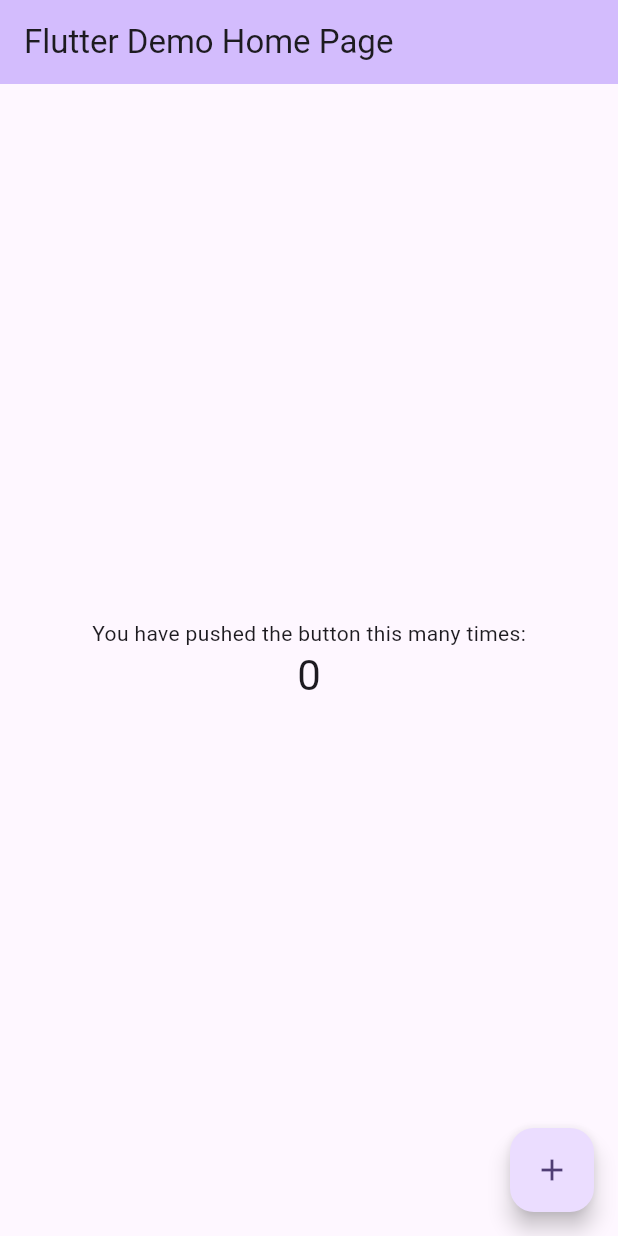
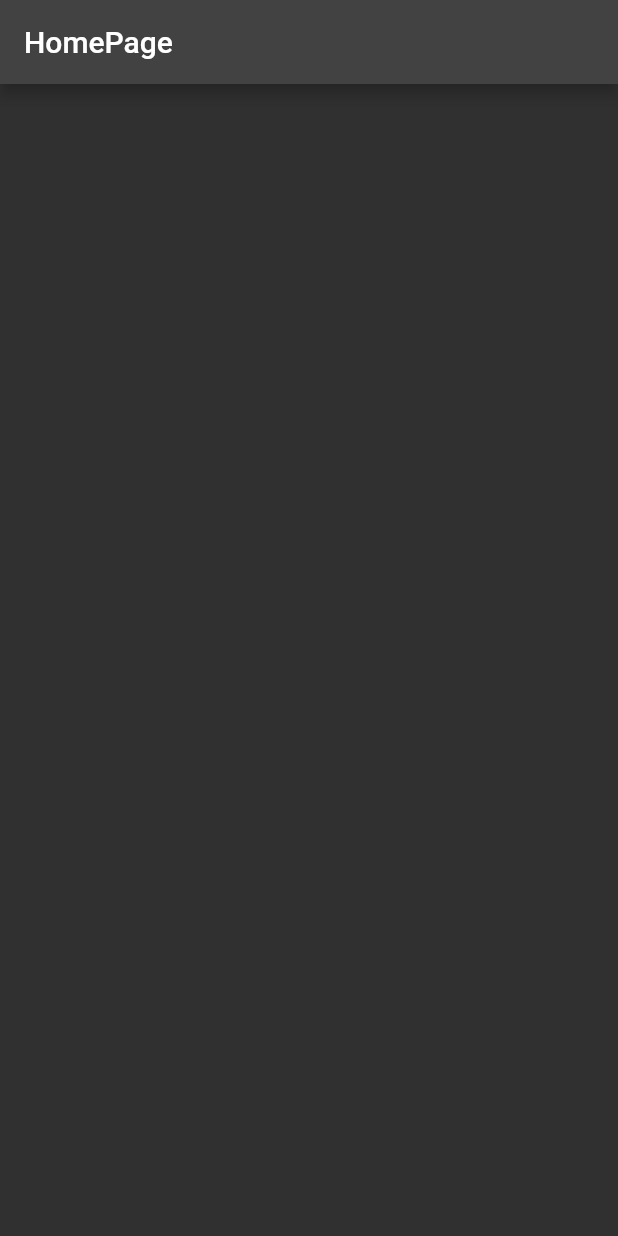
Before and after one commit to kamjony/Media-Mingle-Flutter, a Flutter app: the screen it shows after launch, on a phone screen of 412 x 824 dp. Run offline on Flutter 3.47's test engine with Material 3 defaults, Android fonts, the phone set to English and light mode, and no system bars; our stand-ins replace firebase_core; accounts and stored records are empty.

Commit message:
Imported all packages necessary for our app

```diff
--- a/lib/main.dart
+++ b/lib/main.dart
@@ -1,125 +1,47 @@
 import 'package:flutter/material.dart';
+import 'package:firebase_core/firebase_core.dart';
+import 'firebase_options.dart';
 
-void main() {
+void main() async {
+  WidgetsFlutterBinding.ensureInitialized();
+  await Firebase.initializeApp(
+    options: DefaultFirebaseOptions.currentPlatform,
+  );
   runApp(const MyApp());
 }
+
 
 class MyApp extends StatelessWidget {
   const MyApp({super.key});
 
-  // This widget is the root of your application.
   @override
   Widget build(BuildContext context) {
     return MaterialApp(
-      title: 'Flutter Demo',
       theme: ThemeData(
-        // This is the theme of your application.
-        //
-        // TRY THIS: Try running your application with "flutter run". You'll see
-        // the application has a purple toolbar. Then, without quitting the app,
-        // try changing the seedColor in the colorScheme below to Colors.green
-        // and then invoke "hot reload" (save your changes or press the "hot
-        // reload" button in a Flutter-supported IDE, or press "r" if you used
-        // the command line to start the app).
-        //
-        // Notice that the counter didn't reset back to zero; the application
-        // state is not lost during the reload. To reset the state, use hot
-        // restart instead.
-        //
-        // This works for code too, not just values: Most code changes can be
-        // tested with just a hot reload.
-        colorScheme: ColorScheme.fromSeed(seedColor: Colors.deepPurple),
-        useMaterial3: true,
+        useMaterial3: false,
+        brightness: Brightness.light,
+        primarySwatch: Colors.blue,
       ),
-      home: const MyHomePage(title: 'Flutter Demo Home Page'),
+      darkTheme: ThemeData(
+        useMaterial3: false,
+        brightness: Brightness.dark,
+        primarySwatch: Colors.blueGrey,
+        indicatorColor: Colors.blueGrey,
+      ),
+      themeMode: ThemeMode.dark,
+      debugShowCheckedModeBanner: false,
+      home: HomePage(),
     );
   }
 }
 
-class MyHomePage extends StatefulWidget {
-  const MyHomePage({super.key, required this.title});
-
-  // This widget is the home page of your application. It is stateful, meaning
-  // that it has a State object (defined below) that contains fields that affect
-  // how it looks.
-
-  // This class is the configuration for the state. It holds the values (in this
-  // case the title) provided by the parent (in this case the App widget) and
-  // used by the build method of the State. Fields in a Widget subclass are
-  // always marked "final".
-
-  final String title;
-
-  @override
-  State<MyHomePage> createState() => _MyHomePageState();
-}
-
-class _MyHomePageState extends State<MyHomePage> {
-  int _counter = 0;
-
-  void _incrementCounter() {
-    setState(() {
-      // This call to setState tells the Flutter framework that something has
-      // changed in this State, which causes it to rerun the build method below
-      // so that the display can reflect the updated values. If we changed
-      // _counter without calling setState(), then the build method would not be
-      // called again, and so nothing would appear to happen.
-      _counter++;
-    });
-  }
+class HomePage extends StatelessWidget {
+  const HomePage({super.key});
 
   @override
   Widget build(BuildContext context) {
-    // This method is rerun every time setState is called, for instance as done
-    // by the _incrementCounter method above.
-    //
-    // The Flutter framework has been optimized to make rerunning build methods
-    // fast, so that you can just rebuild anything that needs updating rather
-    // than having to individually change instances of widgets.
     return Scaffold(
-      appBar: AppBar(
-        // TRY THIS: Try changing the color here to a specific color (to
-        // Colors.amber, perhaps?) and trigger a hot reload to see the AppBar
-        // change color while the other colors stay the same.
-        backgroundColor: Theme.of(context).colorScheme.inversePrimary,
-        // Here we take the value from the MyHomePage object that was created by
-        // the App.build method, and use it to set our appbar title.
-        title: Text(widget.title),
-      ),
-      body: Center(
-        // Center is a layout widget. It takes a single child and positions it
-        // in the middle of the parent.
-        child: Column(
-          // Column is also a layout widget. It takes a list of children and
-          // arranges them vertically. By default, it sizes itself to fit its
-          // children horizontally, and tries to be as tall as its parent.
-          //
-          // Column has various properties to control how it sizes itself and
-          // how it positions its children. Here we use mainAxisAlignment to
-          // center the children vertically; the main axis here is the vertical
-          // axis because Columns are vertical (the cross axis would be
-          // horizontal).
-          //
-          // TRY THIS: Invoke "debug painting" (choose the "Toggle Debug Paint"
-          // action in the IDE, or press "p" in the console), to see the
-          // wireframe for each widget.
-          mainAxisAlignment: MainAxisAlignment.center,
-          children: <Widget>[
-            const Text(
-              'You have pushed the button this many times:',
-            ),
-            Text(
-              '$_counter',
-              style: Theme.of(context).textTheme.headlineMedium,
-            ),
-          ],
-        ),
-      ),
-      floatingActionButton: FloatingActionButton(
-        onPressed: _incrementCounter,
-        tooltip: 'Increment',
-        child: const Icon(Icons.add),
-      ), // This trailing comma makes auto-formatting nicer for build methods.
+      appBar: AppBar(title: Text('HomePage'),),
     );
   }
 }
```
Also changed, not shown: pubspec.yaml (+18 -0 lines), pubspec.lock, 4 other files.
